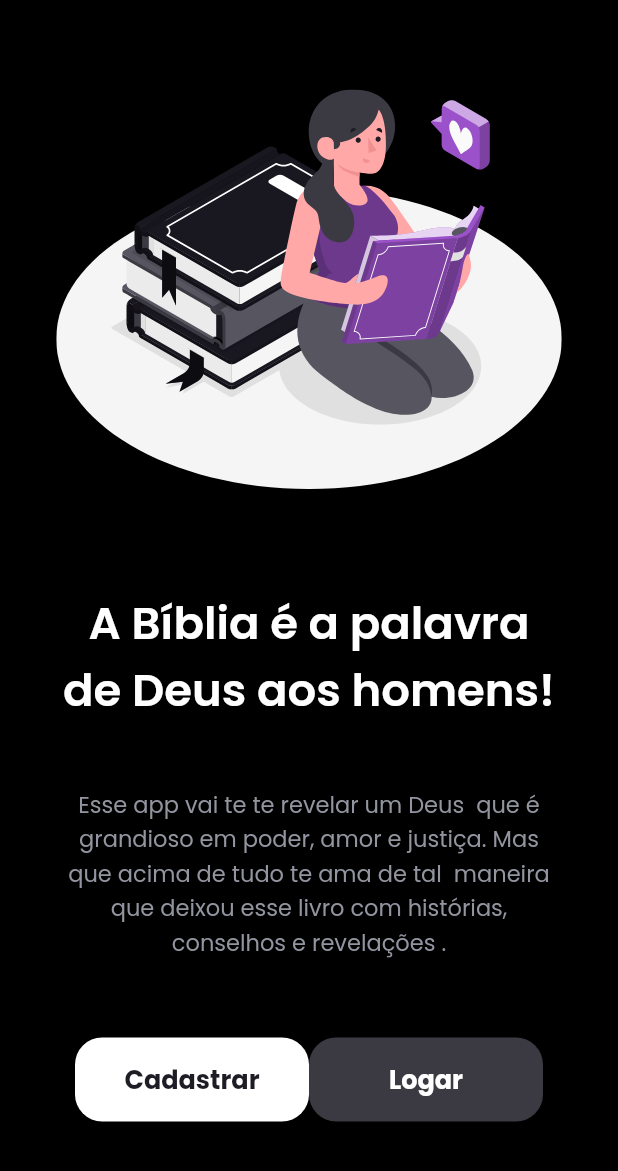
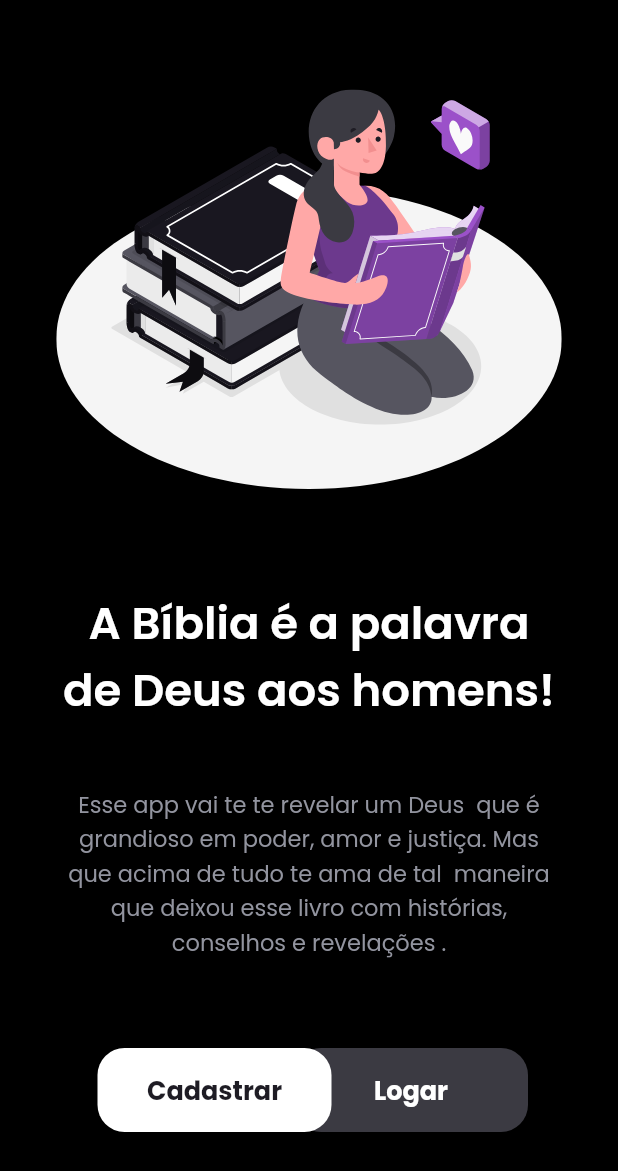
Before and after one commit to felipe1almeida/Flutter-BibliaAppUI, a Flutter app: the screen it shows after launch, on a phone screen of 412 x 824 dp, the part 65-1236 px from its top. Run offline on Flutter 3.47's test engine with Material 2 defaults, Android fonts, the phone set to English and light mode, and no system bars; our stand-ins replace flutter_svg, get, google_fonts.

Commit message:
add theme

```diff
--- a/lib/main.dart
+++ b/lib/main.dart
@@ -1,26 +1,15 @@
+import 'package:biblia_app_ui/theme/theme.dart';
 import 'package:biblia_app_ui/view/register_page.dart';
 import 'package:flutter/material.dart';
-import 'package:google_fonts/google_fonts.dart';
+import 'package:get/get.dart';
 
 void main() {
-  runApp(MyApp());
+  runApp(
+    GetMaterialApp(
+      title: 'Biblia App',
+      debugShowCheckedModeBanner: false,
+      home: RegisterPage(),
+      theme: themeBiblia,
+    ),
+  );
 }
-
-class MyApp extends StatelessWidget {
-  @override
-  Widget build(BuildContext context) {
-    return MaterialApp(
-      title: 'BibliaApp',
-      debugShowCheckedModeBanner: false,
-      theme: ThemeData(
-        primarySwatch: Colors.blue,
-        scaffoldBackgroundColor: Color(0xff000000),
-        appBarTheme: AppBarTheme(color: Color(0xff000000)),
-        textTheme: GoogleFonts.poppinsTextTheme(
-          Theme.of(context).textTheme,
-        ),
-      ),
-      home: RegisterPage(),
-    );
-  }
-}
--- /dev/null
+++ b/lib/theme/app_colors.dart
@@ -0,0 +1,17 @@
+import 'package:flutter/material.dart';
+
+const Color colorPrimary = Color(0xffFFFFFF); //#ffFFFFFF
+const Color colorSecundary = Color(0xFFFF6633); //#FF6633
+
+const Color colorBackground = Color(0xff000000); //#000000
+
+const Color textPrimary = Color(0xffFFFFFF); //#FFFFFF
+const Color textSecondary = Color(0xff92949F); //#92949F
+
+const Color btnPrimary = Color(0xff1E1C24); //#1E1C24
+const Color btnSecondary = Color(0xffFFFFFF); //#FFFFFF
+
+const Color inputPrimary = Color(0xff92949F); //#92949F
+
+const Color containerBgDark = Color(0xff3B3A42); //#3B3A42
+const Color containerBg = Color(0xffFFFFFF); //#FFFFFF
--- a/lib/view/register_page.dart
+++ b/lib/view/register_page.dart
@@ -1,6 +1,8 @@
+import 'package:biblia_app_ui/theme/app_colors.dart';
 import 'package:biblia_app_ui/view/login_page.dart';
 import 'package:flutter/material.dart';
 import 'package:flutter_svg/svg.dart';
+import 'package:get/get.dart';
 
 class RegisterPage extends StatelessWidget {
   const RegisterPage({Key? key}) : super(key: key);
@@ -32,7 +34,7 @@ class RegisterPage extends StatelessWidget {
                 style: TextStyle(
                   fontWeight: FontWeight.w600,
                   fontSize: 30,
-                  color: Colors.white,
+                  color: textPrimary,
                 ),
                 textAlign: TextAlign.center,
               ),
@@ -44,18 +46,47 @@ class RegisterPage extends StatelessWidget {
                   style: TextStyle(
                     fontWeight: FontWeight.w400,
                     fontSize: 15,
-                    color: Color(0xff92949F),
+                    color: textSecondary,
                   ),
                   textAlign: TextAlign.center,
                 ),
               ),
               SizedBox(height: 52),
-              Row(
-                mainAxisAlignment: MainAxisAlignment.center,
+              Container(
+                width: double.infinity,
+                height: 70,
+                child: Stack(
+                  alignment: Alignment.center,
                   children: [
-                  Container(
+                    Positioned(
+                      right: 60,
+                      child: InkWell(
+                        child: Container(
                           decoration: BoxDecoration(
-                      color: Colors.white,
+                            color: containerBgDark,
+                            borderRadius: BorderRadius.circular(18),
+                          ),
+                          child: Center(
+                            child: Text(
+                              'Logar',
+                              style: TextStyle(
+                                fontWeight: FontWeight.w700,
+                                fontSize: 17,
+                                color: textPrimary,
+                              ),
+                            ),
+                          ),
+                          width: 156,
+                          height: 56,
+                        ),
+                        onTap: () => Get.to(() => LoginPage()),
+                      ),
+                    ),
+                    Positioned(
+                      left: 65,
+                      child: Container(
+                        decoration: BoxDecoration(
+                          color: containerBg,
                           borderRadius: BorderRadius.circular(18),
                         ),
                         child: Center(
@@ -64,41 +95,17 @@ class RegisterPage extends StatelessWidget {
                             style: TextStyle(
                               fontWeight: FontWeight.w700,
                               fontSize: 17,
-                          color: Color(0xff1E1C24),
+                              color: btnPrimary,
                             ),
                           ),
                         ),
                         width: 156,
                         height: 56,
                       ),
-                  InkWell(
-                    child: Container(
-                      decoration: BoxDecoration(
-                        color: Color(0xff3B3A42),
-                        borderRadius: BorderRadius.circular(18),
                     ),
-                      child: Center(
-                        child: Text(
-                          'Logar',
-                          style: TextStyle(
-                            fontWeight: FontWeight.w700,
-                            fontSize: 17,
-                            color: Colors.white,
+                  ],
                 ),
               ),
-                      ),
-                      width: 156,
-                      height: 56,
-                    ),
-                    onTap: () => Navigator.push(
-                      context,
-                      MaterialPageRoute(
-                        builder: (BuildContext context) => LoginPage(),
-                      ),
-                    ),
-                  ),
-                ],
-              )
             ],
           ),
         ),
--- a/pubspec.yaml
+++ b/pubspec.yaml
@@ -30,6 +30,8 @@ dependencies:
   cupertino_icons: ^1.0.2
   flutter_svg: ^0.22.0
   google_fonts: ^2.1.0
+  get: ^4.3.8
+  theme: ^0.0.2
 
 dev_dependencies:
   flutter_test:
```
Also changed, not shown: lib/theme/theme.dart (added, +24 -0 lines), lib/view/login_page.dart (+13 -15 lines), pubspec.lock, 1 other file. Lines whose indentation alone changed are shown as unchanged.
